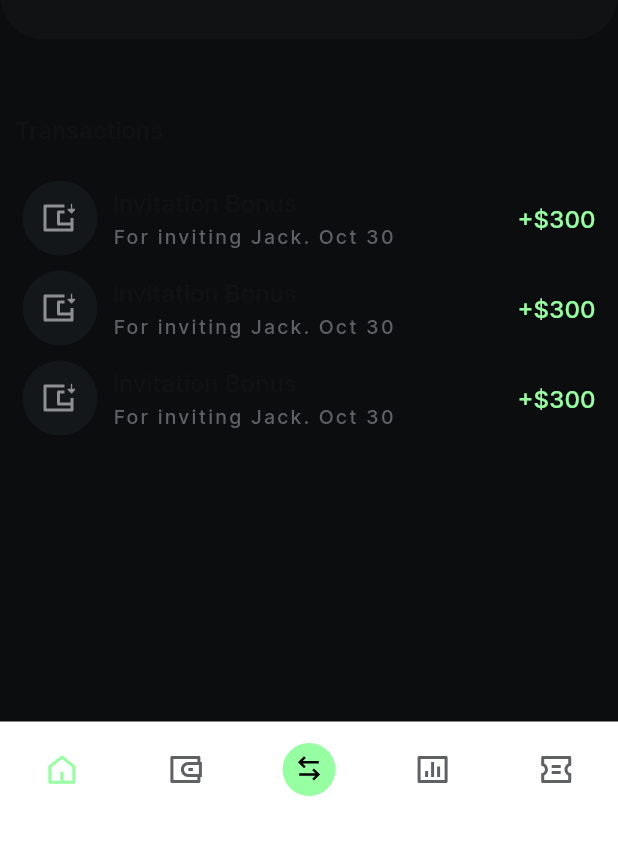
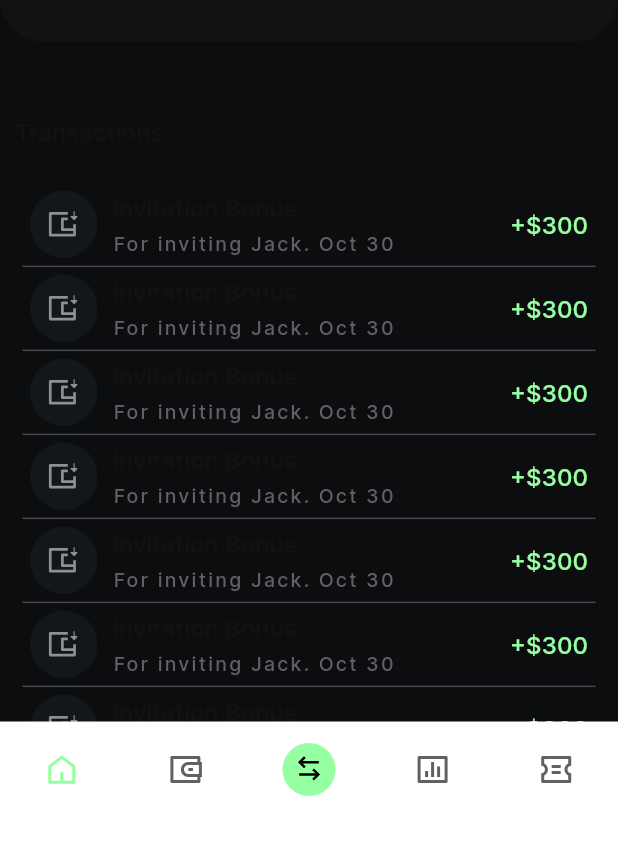
Before and after one commit to Nsikaktopdown/cash_app_flutter, a Flutter app: the screen it shows after launch, on a phone screen of 412 x 824 dp, the part 393-1236 px from its top. Run offline on Flutter 3.47's test engine with Material 2 defaults, Android fonts, the phone set to English and light mode, and no system bars; our stand-ins replace flutter_svg.

```diff
--- a/lib/feature/wallet/wallet_screen.dart
+++ b/lib/feature/wallet/wallet_screen.dart
@@ -21,7 +21,7 @@ class WalletScreenState extends State<WalletScreen> {
             child: ListView(
               children: [
                 Container(
-                    height: MediaQuery.of(context).size.height * 0.35,
+                    //height: MediaQuery.of(context).size.height * 0.35,
                     decoration: const BoxDecoration(
                       color: Color(0xff101213),
                       borderRadius: BorderRadius.only(
@@ -35,10 +35,8 @@ class WalletScreenState extends State<WalletScreen> {
                         walletTop(),
                       ],
                     )),
-                Expanded(
-                    child: Container(
+                Container(
                   padding: const EdgeInsets.all(10),
-                  height: MediaQuery.of(context).size.height,
                   color: CashAppStyles.darkBackground,
                   child: Column(
                     crossAxisAlignment: CrossAxisAlignment.start,
@@ -48,13 +46,21 @@ class WalletScreenState extends State<WalletScreen> {
                         "Transactions",
                         style: Theme.of(context).textTheme.labelMedium,
                       ),
-                      const SizedBox(height: 20,),
-                      transactionItem(),
-                      transactionItem(),
-                      transactionItem()
+                      const SizedBox(
+                        height: 20,
+                      ),
+                      ListView.separated(
+                          physics: const NeverScrollableScrollPhysics(),
+                          shrinkWrap: true,
+                          itemBuilder: (BuildContext context, int index) {
+                            return transactionItem();
+                          },
+                          separatorBuilder: (context, index) => const Divider(
+                              height: 1, color: CashAppStyles.lightBackground),
+                          itemCount: 10, padding: const EdgeInsets.all(5),),
                     ],
                   ),
-                ))
+                )
               ],
             )));
   }
@@ -64,8 +70,14 @@ class WalletScreenState extends State<WalletScreen> {
       padding: const EdgeInsets.all(5),
       child: Row(
         children: [
-          SvgPicture.asset("${UrlConstants.imageAssertUrl}badge.svg"),
-          const SizedBox(width: 10,),
+          SvgPicture.asset(
+            "${UrlConstants.imageAssertUrl}badge.svg",
+            height: 45,
+            width: 45,
+          ),
+          const SizedBox(
+            width: 10,
+          ),
           Column(
             crossAxisAlignment: CrossAxisAlignment.start,
             children: [
@@ -74,7 +86,7 @@ class WalletScreenState extends State<WalletScreen> {
                     style: Theme.of(context).textTheme.labelMedium),
               ),
               const SizedBox(
-                height: 5,
+                height: 7,
               ),
               FittedBox(
                 child: Text("For inviting Jack. Oct 30",
@@ -89,7 +101,7 @@ class WalletScreenState extends State<WalletScreen> {
                     .textTheme
                     .labelMedium
                     ?.copyWith(color: CashAppStyles.primaryColor)),
-          )
+          ),
         ],
       ),
     );
@@ -128,7 +140,8 @@ class WalletScreenState extends State<WalletScreen> {
         Row(
           mainAxisAlignment: MainAxisAlignment.spaceEvenly,
           children: [button(), button()],
-        )
+        ),
+        const SizedBox(height: 30),
       ],
     );
   }
```
